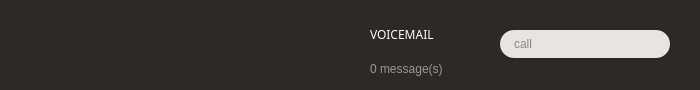
Qt form xivoclient/src/xlets/identity/identity.ui (wazo-platform/wazo-client-qt) before a commit.
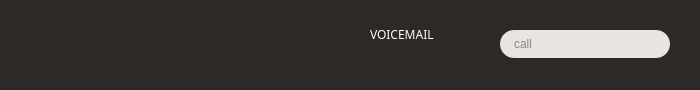
The same form after that commit. Icons and pictures are not drawn.

Commit message: write new messages in orange circle

Diff of the .ui file:
```diff
--- a/xivoclient/src/xlets/identity/identity.ui
+++ b/xivoclient/src/xlets/identity/identity.ui
@@ -334,23 +334,25 @@
   <widget class="QLabel" name="voicemail_messages">
    <property name="geometry">
     <rect>
-     <x>370</x>
-     <y>60</y>
-     <width>91</width>
-     <height>18</height>
+     <x>319</x>
+     <y>51</y>
+     <width>24</width>
+     <height>24</height>
     </rect>
    </property>
    <property name="font">
     <font>
-     <family>Liberation Sans</family>
+     <family>Dyno</family>
      <pointsize>9</pointsize>
+     <weight>50</weight>
+     <bold>false</bold>
     </font>
    </property>
    <property name="styleSheet">
     <string notr="true">color: #A09790;</string>
    </property>
    <property name="text">
-    <string extracomment="default for unread voicemail messages">0 message(s)</string>
+    <string extracomment="default for unread voicemail messages"/>
    </property>
   </widget>
   <widget class="QLineEdit" name="call_input">
```
The commit also changes 1 other file.
